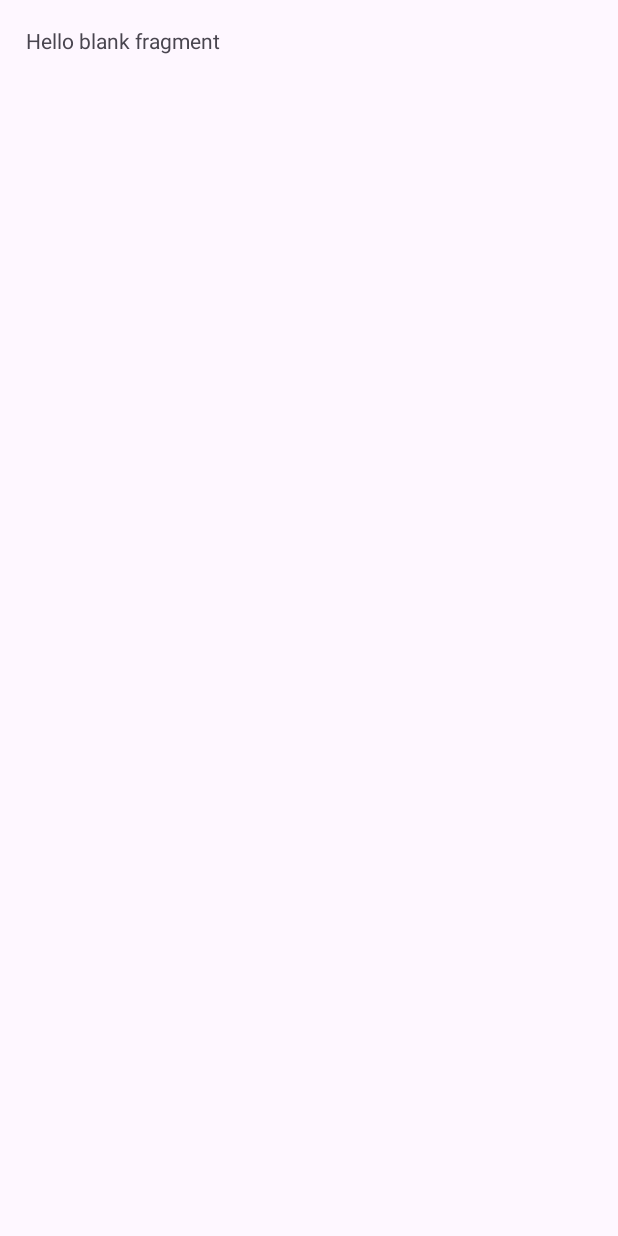
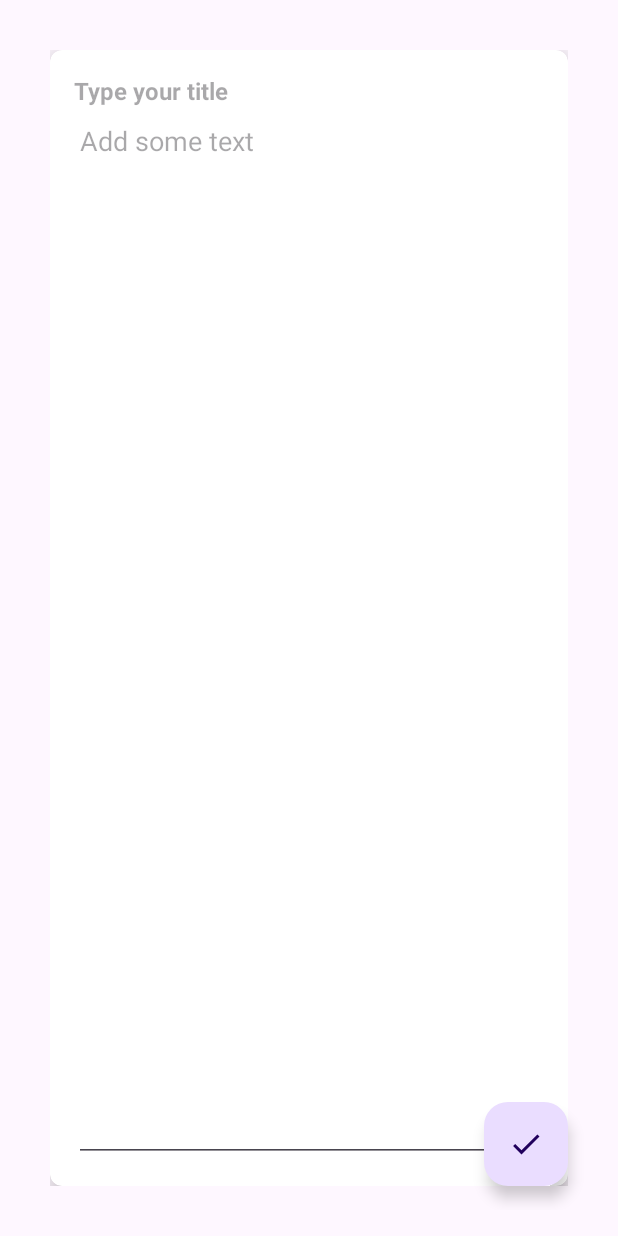
Before and after one commit to AVDudarenko/NotesTakingApp, an Android app: the UpdateNoteFragment screen opened through its navigation route, on a phone screen of 412 x 824 dp. Before the commit the screen is almost empty. Run offline under Robolectric (Android 15) with nearby library versions, the phone set to English and light mode, and no system bars.

Commit message:
add ui to fragment_update_note.xml

```diff
--- /dev/null
+++ b/app/src/main/res/drawable/ic_done.xml
@@ -0,0 +1,10 @@
+<vector android:height="24dp"
+    android:tint="#000000"
+    android:viewportHeight="24"
+    android:viewportWidth="24"
+    android:width="24dp"
+    xmlns:android="http://schemas.android.com/apk/res/android">
+    <path
+        android:fillColor="@android:color/white"
+        android:pathData="M9,16.2L4.8,12l-1.4,1.4L9,19 21,7l-1.4,-1.4L9,16.2z" />
+</vector>
--- a/app/src/main/res/layout/fragment_update_note.xml
+++ b/app/src/main/res/layout/fragment_update_note.xml
@@ -1,14 +1,68 @@
 <?xml version="1.0" encoding="utf-8"?>
-<FrameLayout xmlns:android="http://schemas.android.com/apk/res/android"
+<androidx.constraintlayout.widget.ConstraintLayout xmlns:android="http://schemas.android.com/apk/res/android"
+    xmlns:app="http://schemas.android.com/apk/res-auto"
     xmlns:tools="http://schemas.android.com/tools"
     android:layout_width="match_parent"
     android:layout_height="match_parent"
     tools:context=".UpdateNoteFragment">
 
-    <!-- TODO: Update blank fragment layout -->
-    <TextView
+    <LinearLayout
         android:layout_width="match_parent"
         android:layout_height="match_parent"
-        android:text="@string/hello_blank_fragment" />
+        android:orientation="vertical"
+        android:padding="16dp">
 
-</FrameLayout>
+        <androidx.cardview.widget.CardView
+            android:layout_width="match_parent"
+            android:layout_height="match_parent"
+            app:cardCornerRadius="8dp"
+            app:cardElevation="8dp">
+
+            <LinearLayout
+                android:layout_width="match_parent"
+                android:layout_height="match_parent"
+                android:orientation="vertical"
+                android:padding="16dp">
+
+                <EditText
+                    android:id="@+id/etNoteTitleUpdate"
+                    android:layout_width="match_parent"
+                    android:layout_height="wrap_content"
+                    android:background="@android:color/transparent"
+                    android:ems="10"
+                    android:hint="@string/type_your_title"
+                    android:inputType="text"
+                    android:textColor="@color/black"
+                    android:textSize="16sp"
+                    android:textStyle="bold"
+                    android:autofillHints="no" />
+
+                <EditText
+                    android:id="@+id/etNoteContentUpdate"
+                    android:layout_width="match_parent"
+                    android:layout_height="match_parent"
+                    android:autofillHints="no"
+                    android:ems="10"
+                    android:gravity="start|top"
+                    android:hint="@string/add_some_text"
+                    android:inputType="textMultiLine" />
+
+            </LinearLayout>
+
+        </androidx.cardview.widget.CardView>
+    </LinearLayout>
+
+    <com.google.android.material.floatingactionbutton.FloatingActionButton
+        android:id="@+id/fabDone"
+        android:layout_width="wrap_content"
+        android:layout_height="wrap_content"
+        android:layout_marginEnd="16dp"
+        android:layout_marginBottom="16dp"
+        android:clickable="true"
+        android:contentDescription="@string/image"
+        android:focusable="true"
+        app:layout_constraintBottom_toBottomOf="parent"
+        app:layout_constraintEnd_toEndOf="parent"
+        app:srcCompat="@drawable/ic_done" />
+
+</androidx.constraintlayout.widget.ConstraintLayout>
```
